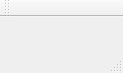
Qt form mainwindow.ui (wdy0401/only_qt_ctp) before a commit.
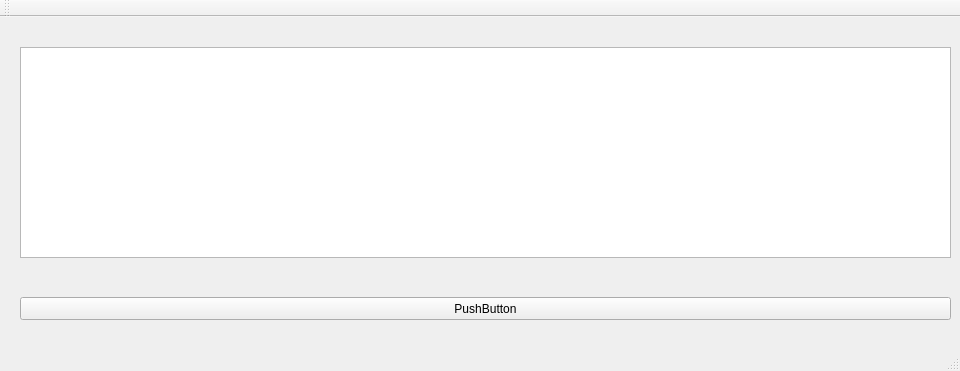
The same form after that commit.

Diff of the .ui file:
```diff
--- a/mainwindow.ui
+++ b/mainwindow.ui
@@ -6,14 +6,38 @@
    <rect>
     <x>0</x>
     <y>0</y>
-    <width>123</width>
-    <height>73</height>
+    <width>960</width>
+    <height>371</height>
    </rect>
   </property>
   <property name="windowTitle">
    <string>MainWindow</string>
   </property>
-  <widget class="QWidget" name="centralWidget"/>
+  <widget class="QWidget" name="centralWidget">
+   <widget class="QTextBrowser" name="textBrowser">
+    <property name="geometry">
+     <rect>
+      <x>20</x>
+      <y>30</y>
+      <width>931</width>
+      <height>211</height>
+     </rect>
+    </property>
+   </widget>
+   <widget class="QPushButton" name="pushButton">
+    <property name="geometry">
+     <rect>
+      <x>20</x>
+      <y>280</y>
+      <width>931</width>
+      <height>23</height>
+     </rect>
+    </property>
+    <property name="text">
+     <string>PushButton</string>
+    </property>
+   </widget>
+  </widget>
   <widget class="QMenuBar" name="menuBar">
    <property name="geometry">
     <rect>
```
Left out of the diff: 4 changed lines with no effect on the pictures.
